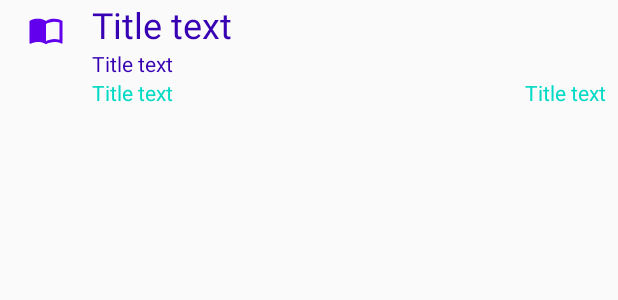
After one commit to davadeola/AndroidBooks, an Android app: the layout book_list_item.xml on its own in the app's theme, with its tools: preview values and no code run, on a phone screen of 412 x 824 dp. The commit adds this screen. Shown: the top 300 px of the screen. Run offline under Robolectric (Android 15) with nearby library versions, the phone set to English and light mode, and no system bars.

Commit message:
Created the recyclerView to display the list of items

```diff
--- a/app/build.gradle
+++ b/app/build.gradle
@@ -26,6 +26,7 @@ dependencies {
     implementation fileTree(dir: "libs", include: ["*.jar"])
     implementation 'androidx.appcompat:appcompat:1.1.0'
     implementation 'androidx.constraintlayout:constraintlayout:1.1.3'
+    implementation 'androidx.recyclerview:recyclerview:1.1.0'
     testImplementation 'junit:junit:4.12'
     androidTestImplementation 'androidx.test.ext:junit:1.1.1'
     androidTestImplementation 'androidx.test.espresso:espresso-core:3.2.0'
--- /dev/null
+++ b/app/src/main/res/drawable/book_open.xml
@@ -0,0 +1,9 @@
+<?xml version="1.0" encoding="utf-8"?>
+
+    <vector xmlns:android="http://schemas.android.com/apk/res/android"
+        android:height="24dp"
+        android:width="24dp"
+        android:viewportWidth="24"
+        android:viewportHeight="24">
+        <path android:fillColor="@color/colorPrimary" android:pathData="M21,5C19.89,4.65 18.67,4.5 17.5,4.5C15.55,4.5 13.45,4.9 12,6C10.55,4.9 8.45,4.5 6.5,4.5C4.55,4.5 2.45,4.9 1,6V20.65C1,20.9 1.25,21.15 1.5,21.15C1.6,21.15 1.65,21.1 1.75,21.1C3.1,20.45 5.05,20 6.5,20C8.45,20 10.55,20.4 12,21.5C13.35,20.65 15.8,20 17.5,20C19.15,20 20.85,20.3 22.25,21.05C22.35,21.1 22.4,21.1 22.5,21.1C22.75,21.1 23,20.85 23,20.6V6C22.4,5.55 21.75,5.25 21,5M21,18.5C19.9,18.15 18.7,18 17.5,18C15.8,18 13.35,18.65 12,19.5V8C13.35,7.15 15.8,6.5 17.5,6.5C18.7,6.5 19.9,6.65 21,7V18.5Z" />
+    </vector>
--- /dev/null
+++ b/app/src/main/res/layout/book_list_item.xml
@@ -0,0 +1,75 @@
+<?xml version="1.0" encoding="utf-8"?>
+<LinearLayout xmlns:android="http://schemas.android.com/apk/res/android"
+    android:layout_width="match_parent"
+    android:layout_height="wrap_content"
+    android:orientation="horizontal"
+    android:weightSum="100">
+
+    <ImageView
+        android:layout_width="0dp"
+        android:layout_weight="15"
+        android:layout_height="wrap_content"
+        android:padding="8dp"
+        android:src="@drawable/book_open"/>
+
+    <LinearLayout
+        android:layout_width="0dp"
+        android:layout_height="wrap_content"
+        android:orientation="vertical"
+        android:layout_weight="85">
+
+        <TextView
+            android:layout_width="match_parent"
+            android:layout_height="wrap_content"
+            android:textColor="@color/colorPrimaryDark"
+            android:id="@+id/tvTitle"
+            android:text="Title text"
+            android:textAppearance="@style/TextAppearance.AppCompat.Headline"
+            />
+
+        <TextView
+            android:layout_width="match_parent"
+            android:layout_height="wrap_content"
+            android:textColor="@color/colorPrimaryDark"
+            android:id="@+id/tvAuthors"
+            android:text="Title text"
+            android:textAppearance="@style/TextAppearance.AppCompat.Body1"
+            />
+
+        <LinearLayout
+            android:layout_width="match_parent"
+            android:layout_height="wrap_content"
+            android:weightSum="100"
+            android:orientation="horizontal">
+
+            <TextView
+                android:layout_width="0dp"
+                android:layout_height="wrap_content"
+                android:textColor="@color/colorAccent"
+                android:id="@+id/tvPublisher"
+                android:layout_weight="70"
+                android:layout_gravity="start"
+                android:textAlignment="textStart"
+                android:text="Title text"
+                android:textAppearance="@style/TextAppearance.AppCompat.Body1"
+                />
+
+            <TextView
+                android:layout_width="0dp"
+                android:layout_height="wrap_content"
+                android:textColor="@color/colorAccent"
+                android:id="@+id/tvPublishDate"
+                android:layout_weight="30"
+                android:textAlignment="textEnd"
+                android:text="Title text"
+                android:paddingEnd="8dp"
+                android:paddingRight="8dp"
+                android:layout_gravity="end"
+                android:textAppearance="@style/TextAppearance.AppCompat.Body1"
+                />
+
+        </LinearLayout>
+
+    </LinearLayout>
+
+</LinearLayout>
```
Also changed, not shown: app/src/main/java/com/example/books/ApiUtil.java (+58 -1 lines), app/src/main/java/com/example/books/Book.java (added, +45 -0 lines), app/src/main/java/com/example/books/BooksAdapter.java (added, +75 -0 lines), app/src/main/java/com/example/books/MainActivity.java (+23 -2 lines), app/src/main/res/layout/activity_main.xml (+9 -7 lines).
